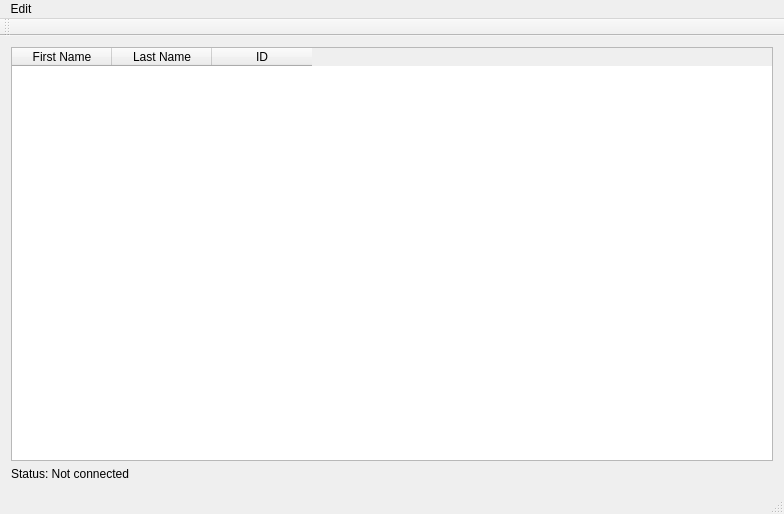
Before: the Qt Designer form DatabaseProjectMartialArts/mainwindow.ui in GabrielDinca25/BDPROJECT, drawn with Qt 5.
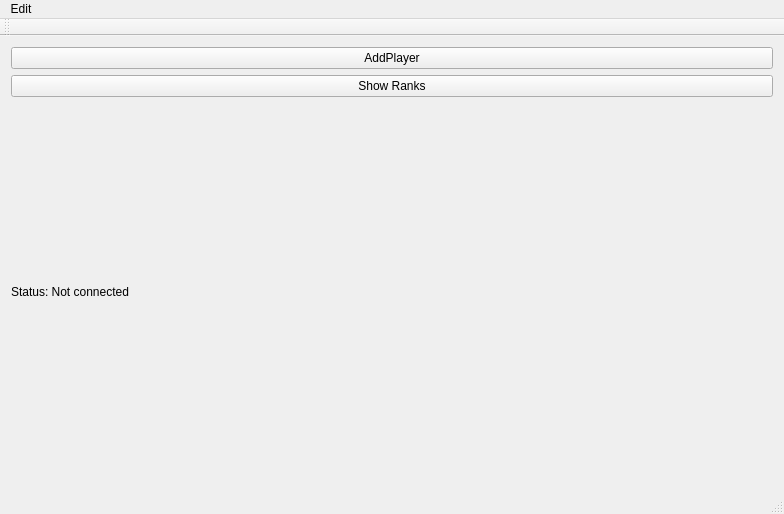
After: the same form once the commit is applied.

Diff of the .ui file:
```diff
--- a/DatabaseProjectMartialArts/mainwindow.ui
+++ b/DatabaseProjectMartialArts/mainwindow.ui
@@ -16,22 +16,17 @@
   <widget class="QWidget" name="centralWidget">
    <layout class="QVBoxLayout" name="verticalLayout">
     <item>
-     <widget class="QTableWidget" name="tableWidget">
-      <column>
+     <widget class="QPushButton" name="AddPlayer">
        <property name="text">
-        <string>First Name</string>
-       </property>
-      </column>
-      <column>
+       <string>AddPlayer</string>
+      </property>
+     </widget>
+    </item>
+    <item>
+     <widget class="QPushButton" name="ShowRanks">
        <property name="text">
-        <string>Last Name</string>
-       </property>
-      </column>
-      <column>
-       <property name="text">
-        <string>ID</string>
-       </property>
-      </column>
+       <string>Show Ranks</string>
+      </property>
      </widget>
     </item>
     <item>
```
Lines whose indentation alone changed are shown as unchanged.
